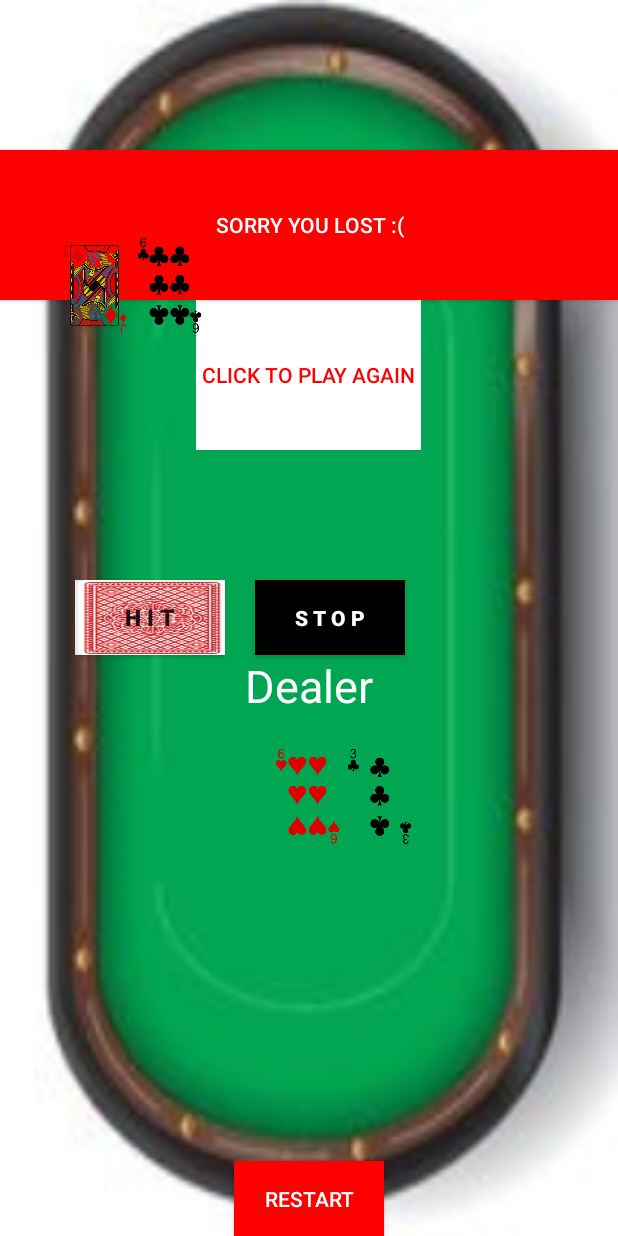
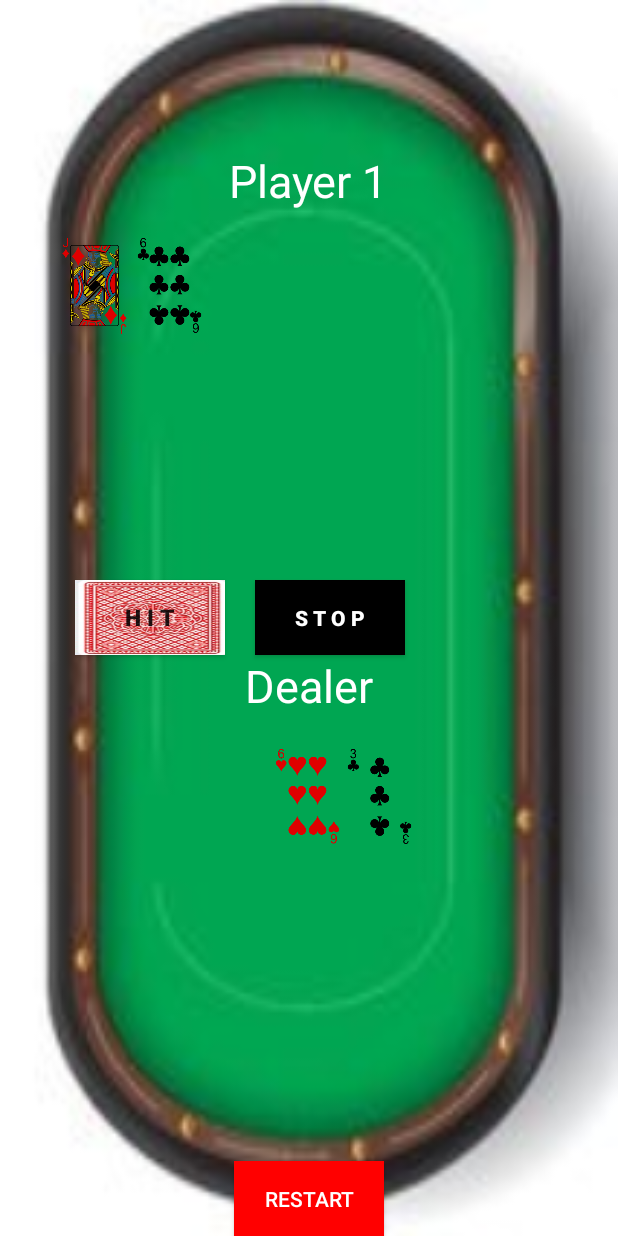
Before and after one commit to jdbennett94/SimpleBlackJack, an Android app: the GameActivity screen opened directly, with no data from a screen before it, on a phone screen of 412 x 824 dp. Run offline under Robolectric (Android 15) with nearby library versions, the phone set to English and light mode, and no system bars.

Commit message:
fixed visible banners

```diff
--- a/app/src/main/res/layout/activity_game.xml
+++ b/app/src/main/res/layout/activity_game.xml
@@ -13,7 +13,7 @@
         android:textColor="@color/white"
         android:background="@color/red"
         android:text="@string/loser"
-        android:visibility="visible">
+        android:visibility="invisible">
 
     </Button>
 
@@ -26,7 +26,7 @@
         android:textColor="@color/red"
         android:background="@color/white"
         android:text="Click to Play Again"
-        android:visibility="visible"
+        android:visibility="invisible"
         android:enabled="false"
         android:onClick="restart">
 
```
